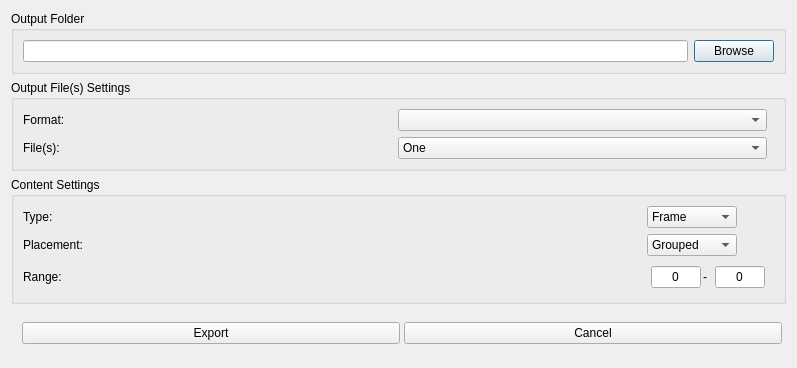
This is source/exportdialog.ui in pionere/d1-graphics-tool as Qt 5 draws it before an edit. The edited form follows.
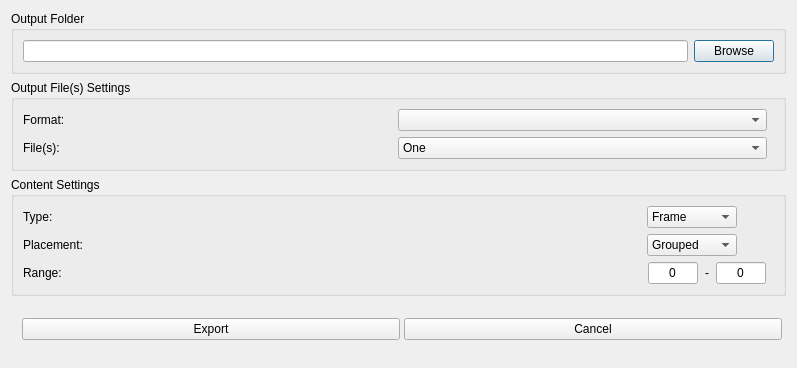
This is the edited form.

The edit to the form file:
```diff
--- a/source/exportdialog.ui
+++ b/source/exportdialog.ui
@@ -221,16 +221,16 @@
           <number>4</number>
          </property>
          <property name="leftMargin">
-          <number>4</number>
+          <number>0</number>
          </property>
          <property name="topMargin">
-          <number>4</number>
+          <number>0</number>
          </property>
          <property name="rightMargin">
-          <number>4</number>
+          <number>0</number>
          </property>
          <property name="bottomMargin">
-          <number>4</number>
+          <number>0</number>
          </property>
          <item>
           <widget class="QLineEdit" name="contentRangeFromEdit">
@@ -274,6 +274,9 @@
            <property name="text">
             <string>-</string>
            </property>
+           <property name="alignment">
+            <set>Qt::AlignCenter</set>
+           </property>
           </widget>
          </item>
          <item>
```
